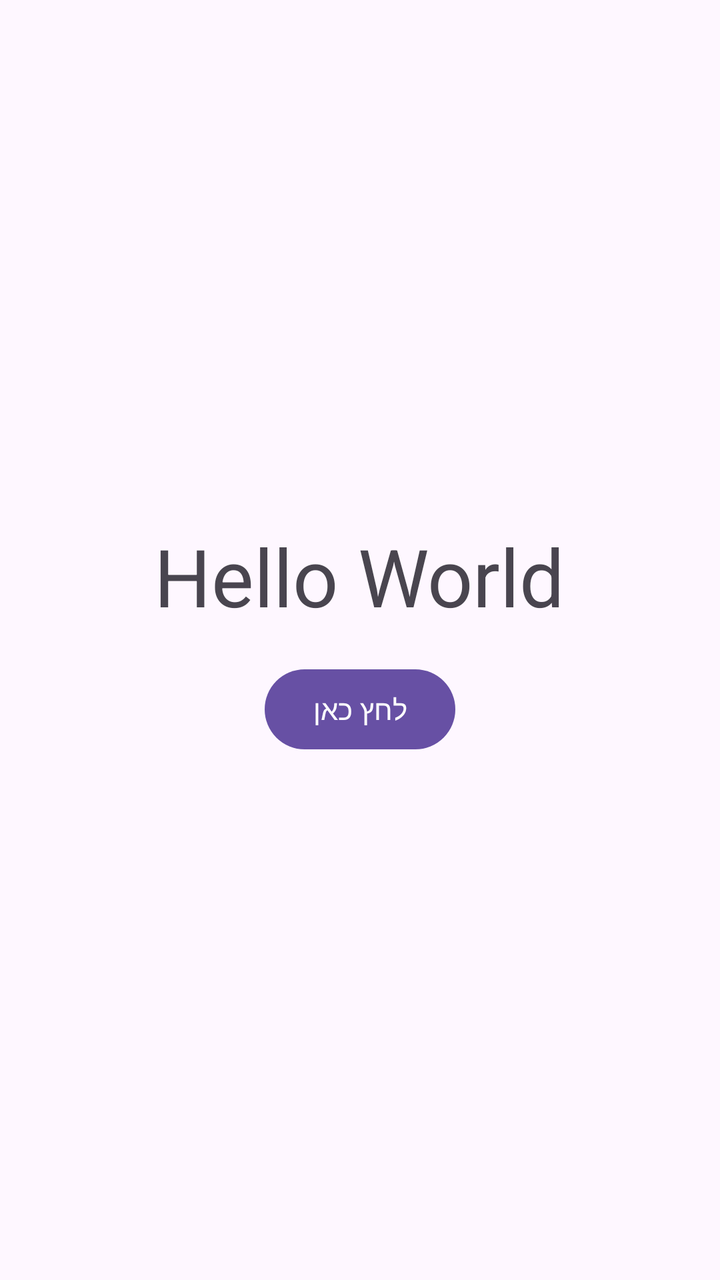
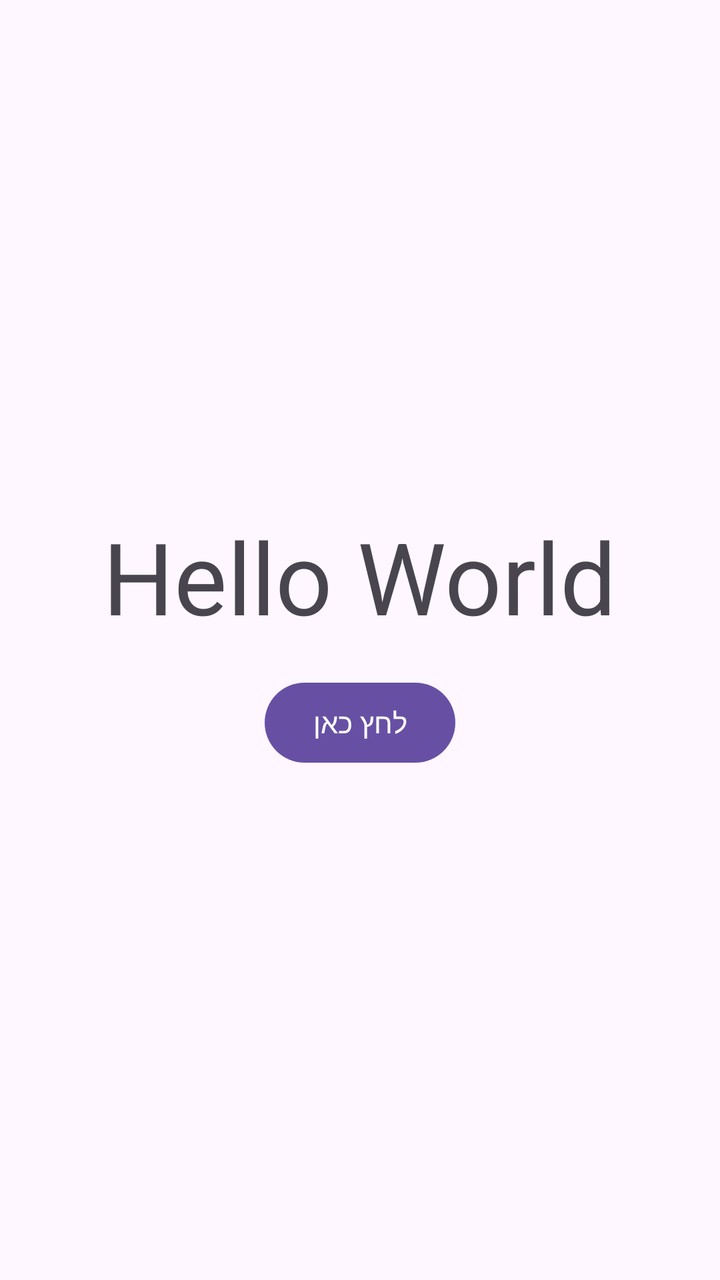

An Android layout rendered at two revisions. The XML below is the earlier revision; the diff shows what the commit changed to produce the second picture.
<!-- AndroidManifest.xml: application theme Theme.NoamFirstApp -->
<!-- res/layout/activity_main.xml -->
<?xml version="1.0" encoding="utf-8"?>
<LinearLayout xmlns:android="http://schemas.android.com/apk/res/android"
    android:layout_width="match_parent"
    android:layout_height="match_parent"
    android:orientation="vertical"
    android:gravity="center"
    android:padding="16dp"
    android:id="@+id/main"
>

    <TextView
        android:id="@+id/tvTitle"
    android:layout_width="wrap_content"
    android:layout_height="wrap_content"
    android:text="Hello World"
    android:textSize="40sp" />

<Button
android:id="@+id/btnClick"
android:layout_width="wrap_content"
android:layout_height="wrap_content"
android:layout_marginTop="16dp"
android:text="@string/click_here" />
    </LinearLayout>
<!-- resources referenced by this layout -->
<resources>
  <string name="click_here">לחץ כאן</string>
  <style name="Theme.NoamFirstApp" parent="Base.Theme.NoamFirstApp" />
  <style name="Base.Theme.NoamFirstApp" parent="Theme.Material3.DayNight.NoActionBar">
          
          
      </style>
</resources>

<!-- the commit's change to res/layout/activity_main.xml (unified diff, before → after) -->
@@ -13,7 +13,7 @@
     android:layout_width="wrap_content"
     android:layout_height="wrap_content"
     android:text="Hello World"
-    android:textSize="40sp" />
+    android:textSize="50sp" />
 
 <Button
 android:id="@+id/btnClick"
